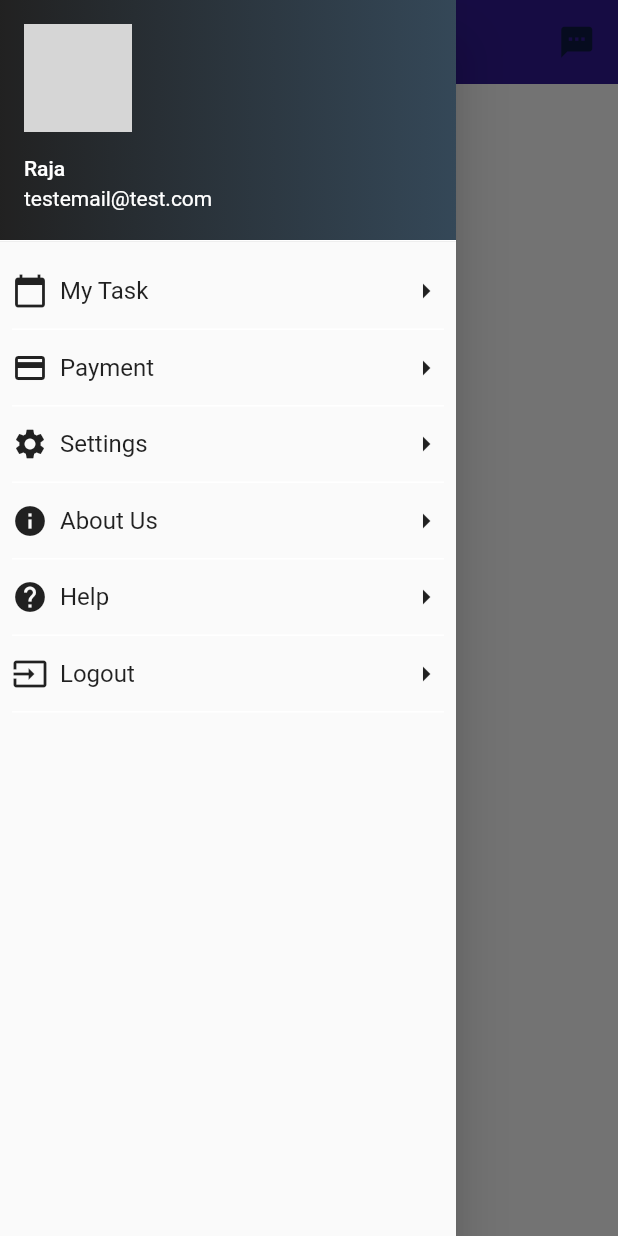
After one commit to FixMe-Application/FixMe, a Flutter app: the screen it shows after launch, with the side drawer open, on a phone screen of 412 x 824 dp. The commit adds this screen. Run offline on Flutter 3.47's test engine with Material 2 defaults, Android fonts, the phone set to English and light mode, and no system bars; our stand-ins replace firebase_auth, flutter_credit_card, flutter_rating_bar, flutter_spinkit, geolocator, google_maps_flutter and 1 more; missing offline and left inert: flutter_facebook_login, google_map_polyline; accounts and stored records are empty; network calls fail; grey boxes are pictures that could not be loaded.

Commit message:
Added UserHomePage-first

```diff
--- /dev/null
+++ b/lib/Driver/HomePage/UserHomePage1.dart
@@ -0,0 +1,122 @@
+import 'dart:async';
+import 'dart:typed_data';
+import 'package:fix_me_app/CommonScreens/Menu%20pages/tasks.dart';
+import 'package:fix_me_app/CommonScreens/Notifications/notifications.dart';
+import 'package:fix_me_app/CommonScreens/Settings/settings.dart';
+import 'package:fix_me_app/CommonScreens/about_us.dart';
+import 'package:fix_me_app/CommonScreens/help.dart';
+import 'package:fix_me_app/Driver/Payments/payments_settings.dart';
+import 'package:fix_me_app/widgets/authentication/services/authService.dart';
+import 'package:fix_me_app/widgets/sideNav.dart';
+import 'package:flutter/material.dart';
+
+class UserHomePagefirst extends StatefulWidget {
+  UserHomePagefirst({Key key, this.title}) : super(key: key);
+
+  final String title;
+
+  @override
+  _UserHomePagefirstState createState() => _UserHomePagefirstState();
+}
+
+class _UserHomePagefirstState extends State<UserHomePagefirst> {
+  final AuthService _auth = AuthService();
+  @override
+  Widget build(BuildContext context) {
+    return Scaffold(
+      appBar: appBarWidget(),
+      extendBodyBehindAppBar: true,
+      drawer: new Drawer(
+        child: ListView(children: <Widget>[
+          UserAccountsDrawerHeader(
+            decoration: BoxDecoration(
+              border: Border(bottom: BorderSide(color: Colors.white)),
+              gradient: LinearGradient(
+                colors: <Color>[
+                  Colors.black87,
+                  Color.fromARGB(255, 3, 27, 47).withOpacity(0.8),
+                ],
+              ),
+            ),
+            accountName: new Text('Raja'),
+            accountEmail: new Text('testemail@test.com'),
+            currentAccountPicture: new CircleAvatar(
+              backgroundImage: new NetworkImage('http://i.pravatar.cc/300'),
+            ),
+          ),
+          CustomListTile(
+              Icons.calendar_today,
+              'My Task',
+              () => {
+                    Navigator.push(context,
+                        MaterialPageRoute(builder: (context) => TasksPage()))
+                  }),
+          CustomListTile(
+              Icons.payment,
+              'Payment',
+              () => {
+                    Navigator.push(
+                        context,
+                        MaterialPageRoute(
+                            builder: (context) => PaymentSettings()))
+                  }),
+          CustomListTile(
+              Icons.settings,
+              'Settings',
+              () => {
+                    Navigator.push(context,
+                        MaterialPageRoute(builder: (context) => Settings()))
+                  }),
+          CustomListTile(
+              Icons.info,
+              'About Us',
+              () => {
+                    Navigator.push(context,
+                        MaterialPageRoute(builder: (context) => AboutPage()))
+                  }),
+          CustomListTile(
+              Icons.help,
+              'Help',
+              () => {
+                    Navigator.push(context,
+                        MaterialPageRoute(builder: (context) => Help()))
+                  }),
+          CustomListTile(
+              Icons.input, 'Logout', () async => {await _auth.signOut()})
+        ]),
+      ),
+    );
+  }
+
+  Widget appBarWidget() {
+    return AppBar(
+      backgroundColor: Colors.deepPurple[900],
+      title: Text(
+        "Accepted Requests",
+        style: TextStyle(color: Colors.orange),
+      ),
+      elevation: 0.0,
+      actions: <Widget>[
+        Container(
+          padding: EdgeInsets.symmetric(horizontal: 10, vertical: 5),
+          margin: EdgeInsets.all(5),
+          child: GestureDetector(
+              onTap: () => {
+                    Navigator.push(
+                        context,
+                        MaterialPageRoute(
+                            builder: (context) => Notifications()))
+                  },
+              child: Icon(
+                Icons.sms,
+                size: 25,
+              )),
+        )
+      ],
+      iconTheme: IconThemeData(
+        size: 30.0,
+        color: Color.fromARGB(255, 3, 27, 47).withOpacity(0.8),
+      ),
+    );
+  }
+}
--- a/lib/main.dart
+++ b/lib/main.dart
@@ -1,4 +1,5 @@
 import 'package:fix_me_app/CommonScreens/Login/login.dart';
+import 'package:fix_me_app/Driver/HomePage/UserHomePage1.dart';
 
 import 'Wrapper.dart';
 import 'package:fix_me_app/widgets/authentication/models/user.dart';
@@ -19,7 +20,7 @@ class MyApp extends StatelessWidget {
           theme: ThemeData(
             primarySwatch: Colors.blue,
           ),
-          home: Login(),
+          home: UserHomePagefirst(),
         ));
   }
 }
```
Also changed, not shown: lib/Driver/HomePage/userHomePage2.dart (renamed from lib/Driver/HomePage/userHomePage.dart).
